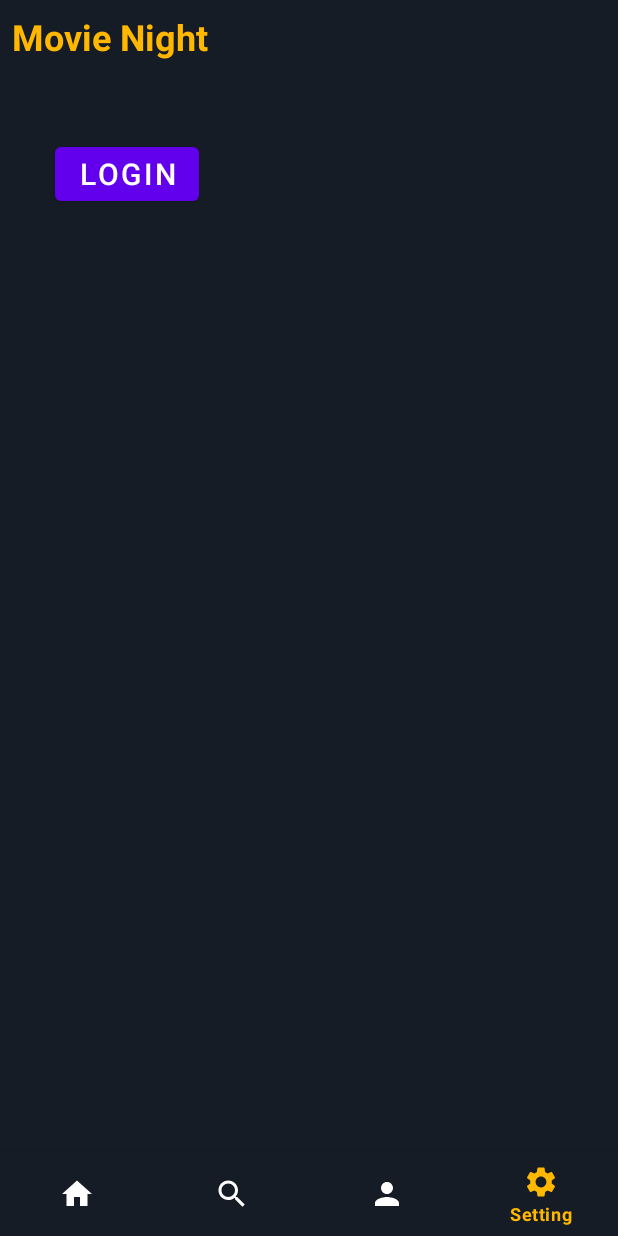
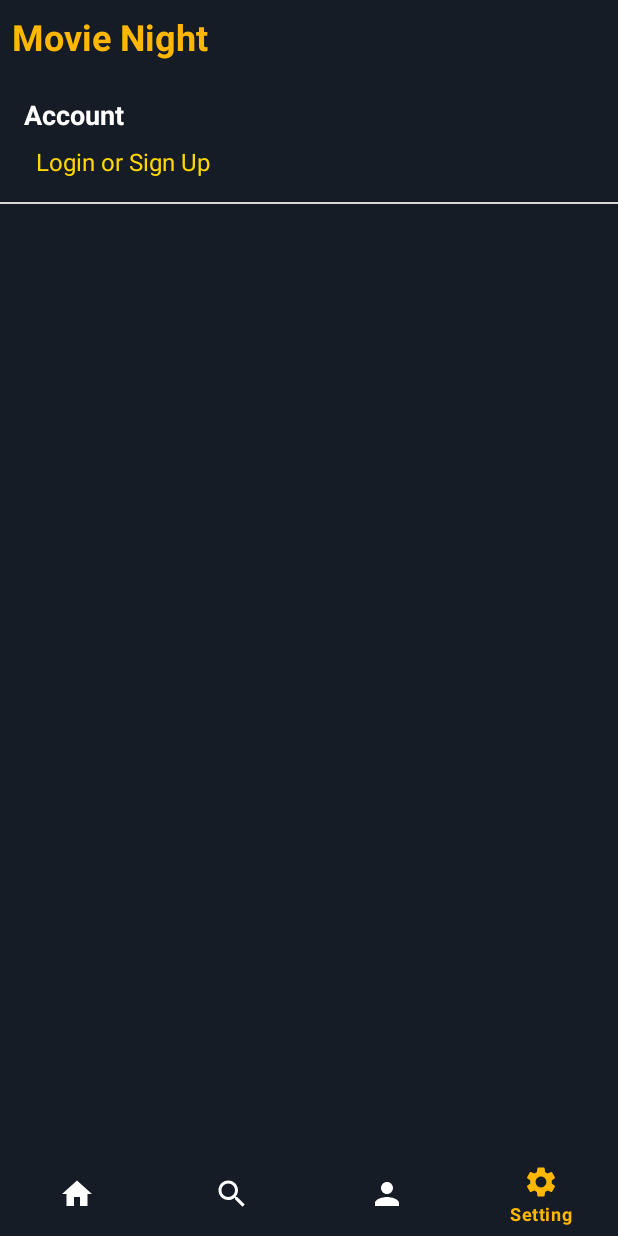
Before and after one commit to UnFameeee/Android-Movie-Application-FinalExam, an Android app: the screen it shows after launch (MainActivity), item 4 of the bottom bar chosen, on a phone screen of 412 x 824 dp. Run offline under Robolectric (Android 15) with nearby library versions, the light colour scheme and no system bars; Roboto replaces fonts that are not available here.

Commit message:
Creating UI for Setting
Creating UI for Setting

```diff
--- a/Movie-Application/app/build.gradle
+++ b/Movie-Application/app/build.gradle
@@ -44,4 +44,8 @@ dependencies {
     testImplementation 'junit:junit:4.13.2'
     androidTestImplementation 'androidx.test.ext:junit:1.1.3'
     androidTestImplementation 'androidx.test.espresso:espresso-core:3.4.0'
+
+    //glide lib
+    implementation 'com.github.bumptech.glide:glide:4.6.1'
+    annotationProcessor 'com.github.bumptech.glide:compiler:4.6.1'
 }
--- a/Movie-Application/app/src/main/AndroidManifest.xml
+++ b/Movie-Application/app/src/main/AndroidManifest.xml
@@ -9,6 +9,9 @@
         android:roundIcon="@mipmap/ic_launcher_round"
         android:supportsRtl="true"
         android:theme="@style/Theme.MovieApplication">
+        <activity
+            android:name=".ui.MovieDetailActivity"
+            android:exported="false" />
         <activity
             android:name=".ui.RegisterActivity"
             android:exported="false" />
--- a/Movie-Application/app/src/main/java/com/android/movie_application/adapters/MovieAdapter.java
+++ b/Movie-Application/app/src/main/java/com/android/movie_application/adapters/MovieAdapter.java
@@ -19,9 +19,12 @@ public class MovieAdapter extends RecyclerView.Adapter<MovieAdapter.MyViewHolder
     Context context;
     List<Movie> mData;
 
-    public MovieAdapter(Context context, List<Movie> mData) {
+    MovieItemClickListener movieItemClickListener;
+
+    public MovieAdapter(Context context, List<Movie> mData, MovieItemClickListener listener) {
         this.context = context;
         this.mData = mData;
+        this.movieItemClickListener = listener;
     }
 
     @NonNull
@@ -49,8 +52,16 @@ public class MovieAdapter extends RecyclerView.Adapter<MovieAdapter.MyViewHolder
 
         public MyViewHolder(@NonNull View itemView) {
             super(itemView);
+
             TvTitle = itemView.findViewById(R.id.movie_item_title);
             ImgMovie = itemView.findViewById(R.id.movie_item_img);
+
+            itemView.setOnClickListener(new View.OnClickListener() {
+                @Override
+                public void onClick(View view) {
+                    movieItemClickListener.onMovieClick(mData.get(getAdapterPosition()), ImgMovie);
+                }
+            });
         }
     }
 }
--- a/Movie-Application/app/src/main/java/com/android/movie_application/fragment/HomePageFragment.java
+++ b/Movie-Application/app/src/main/java/com/android/movie_application/fragment/HomePageFragment.java
@@ -1,5 +1,7 @@
 package com.android.movie_application.fragment;
 
+import android.app.ActivityOptions;
+import android.content.Intent;
 import android.os.Bundle;
 
 import androidx.fragment.app.Fragment;
@@ -10,12 +12,17 @@ import androidx.viewpager.widget.ViewPager;
 import android.view.LayoutInflater;
 import android.view.View;
 import android.view.ViewGroup;
+import android.widget.ImageView;
+import android.widget.Toast;
 
 import com.android.movie_application.R;
 import com.android.movie_application.adapters.MovieAdapter;
+import com.android.movie_application.adapters.MovieItemClickListener;
 import com.android.movie_application.adapters.SliderPagerAdapter;
 import com.android.movie_application.models.Movie;
 import com.android.movie_application.models.Slide;
+import com.android.movie_application.ui.MainActivity;
+import com.android.movie_application.ui.MovieDetailActivity;
 import com.google.android.material.tabs.TabLayout;
 
 import java.util.ArrayList;
@@ -23,7 +30,8 @@ import java.util.List;
 import java.util.Timer;
 import java.util.TimerTask;
 
-public class HomePageFragment extends Fragment {
+public class HomePageFragment extends Fragment implements MovieItemClickListener {
+
     private List<Slide> listslide;
     private ViewPager sliderpaper;
     private RecyclerView movieRV;
@@ -66,12 +74,30 @@ public class HomePageFragment extends Fragment {
         lstMovie.add(new Movie("One Punch Man", R.drawable.one_punch_man, R.drawable.one_punch_man_lofi));
         lstMovie.add(new Movie("Parasyte", R.drawable.parasyte, R.drawable.parasyte_lofi));
         lstMovie.add(new Movie("Stein Gate", R.drawable.stein_gate));
-        MovieAdapter movieAdapter = new MovieAdapter(getActivity(), lstMovie);
+        MovieAdapter movieAdapter = new MovieAdapter(getActivity(), lstMovie, HomePageFragment.this);
         movieRV.setAdapter(movieAdapter);
         movieRV.setLayoutManager(new LinearLayoutManager(getActivity(), LinearLayoutManager.HORIZONTAL, false));
         // Inflate the layout for this fragment
         return view;
     }
+
+    @Override
+    public void onMovieClick(Movie movie, ImageView movieImageView) {
+        //Here we send movie information to detail activity
+        //also we ll create the transition animation between the two activity
+
+        Intent intent = new Intent(getActivity(), MovieDetailActivity.class);
+        intent.putExtra("title", movie.getTitle());
+        intent.putExtra("imgURL", movie.getThumbnail());
+        intent.putExtra("imgCover", movie.getCoverPhoto());
+
+        ActivityOptions options = ActivityOptions.makeSceneTransitionAnimation(getActivity(), movieImageView, "sharedName");
+
+        startActivity(intent, options.toBundle());
+
+//        Toast.makeText(getActivity(), "item clicked" + movie.getTitle(), Toast.LENGTH_LONG).show();
+    }
+
 
     class SliderTimer extends TimerTask {
 
--- a/Movie-Application/app/src/main/res/layout/fragment_setting.xml
+++ b/Movie-Application/app/src/main/res/layout/fragment_setting.xml
@@ -11,18 +11,41 @@
         android:layout_width="match_parent"
         android:layout_height="match_parent">
 
-        <Button
+        <TextView
+            android:id="@+id/textView4"
+            android:layout_width="wrap_content"
+            android:layout_height="wrap_content"
+            android:layout_marginStart="16dp"
+            android:layout_marginTop="24dp"
+            android:text="@string/title_account_setting"
+            android:textColor="#FFFFFF"
+            android:textSize="18sp"
+            android:textStyle="bold"
+            app:layout_constraintStart_toStartOf="parent"
+            app:layout_constraintTop_toTopOf="parent" />
+
+        <TextView
             android:id="@+id/buttonLogin"
             android:layout_width="wrap_content"
             android:layout_height="wrap_content"
-            android:layout_marginTop="52dp"
-            android:text="LOGIN"
-            android:textSize="20dp"
-            android:textColor="@color/white"
+            android:layout_marginStart="24dp"
+            android:layout_marginTop="8dp"
+            android:text="@string/btn_account_setting"
+            android:textColor="@color/yellow_primary"
+            android:textSize="16sp"
             android:onClick="loginFromSetting"
+            app:layout_constraintStart_toStartOf="parent"
+            app:layout_constraintTop_toBottomOf="@+id/textView4" />
+
+        <View
+            android:layout_width="match_parent"
+            android:layout_height="1dp"
+            android:layout_marginTop="16dp"
+            android:background="@color/underline"
             app:layout_constraintEnd_toEndOf="parent"
-            app:layout_constraintHorizontal_bias="0.116"
             app:layout_constraintStart_toStartOf="parent"
-            app:layout_constraintTop_toTopOf="parent" />
+            app:layout_constraintTop_toBottomOf="@+id/buttonLogin" />
+
+
     </androidx.constraintlayout.widget.ConstraintLayout>
 </FrameLayout>
--- a/Movie-Application/app/src/main/res/values/colors.xml
+++ b/Movie-Application/app/src/main/res/values/colors.xml
@@ -16,4 +16,7 @@
     <color name="blue">#0E3EDA</color>
     <color name="grey">#F7F7F7</color>
     <color name="bg_button">#92A9BD</color>
+    <color name="underline">#D8D6D6</color>
+    <color name="yellow_primary">#FFD700</color>
+
 </resources>
--- a/Movie-Application/app/src/main/res/values/strings.xml
+++ b/Movie-Application/app/src/main/res/values/strings.xml
@@ -1,16 +1,31 @@
 <resources>
     <string name="app_name">finalProject</string>
+
+    <!--  Main layout  -->
     <string name="title_1">Top Originals and Exclusives</string>
-    <string name="text_checkbox"><font color='black'>I agree to the</font> <font color='blue'>Terms of Use</font> <font color='black'>and</font> <font color='blue'>Privacy Policy</font></string>
+    <string name="sample_text">Lorem ipsum dolor sit amet consectetur adipisicing elit. Libero voluptatibus nisi beatae nam eligendi, laborum tenetur ab ex quas dolorum tempore molestias non qui in commodi provident eius, natus consequuntur. Lorem ipsum dolor sit amet consectetur adipisicing elit. Unde vel, dolorum numquam repudiandae nobis eligendi consectetur suscipit dignissimos rem eveniet eius modi in sed? Voluptates itaque officia quae perspiciatis dolores!</string>
+
+    <!--  Sign Up  -->
     <string name="text_signin_account">Sign In</string>
     <string name="text_description_signin_account">Have an account?</string>
-    <string name="enter_email">Enter Email</string>
-    <string name="enter_password">Enter Password</string>
+    <string name="signup">Sign Up</string>
+
+    <!--  Sign In  -->
     <string name="login">Sign In</string>
     <string name="reset_password">Forgot Password?</string>
     <string name="donthave_account">Don\'t have an account?</string>
-    <string name="signup">Sign Up</string>
+
+    <string name="enter_email">Enter Email</string>
+    <string name="enter_password">Enter Password</string>
+
+
     <!-- TODO: Remove or change this placeholder text -->
     <string name="hello_blank_fragment">Hello blank fragment</string>
     <string name="logo_title_text">Movie Night</string>
+
+
+    <!--  Setting Fragment  -->
+    <string name="title_account_setting">Account</string>
+    <string name="btn_account_setting">Login or Sign Up</string>
+
 </resources>
--- a/Movie-Application/build.gradle
+++ b/Movie-Application/build.gradle
@@ -4,8 +4,8 @@ buildscript {
     }
 }// Top-level build file where you can add configuration options common to all sub-projects/modules.
 plugins {
-    id 'com.android.application' version '7.1.2' apply false
-    id 'com.android.library' version '7.1.2' apply false
+    id 'com.android.application' version '7.1.3' apply false
+    id 'com.android.library' version '7.1.3' apply false
 }
 
 task clean(type: Delete) {
--- a/Movie-Application/gradle.properties
+++ b/Movie-Application/gradle.properties
@@ -15,6 +15,7 @@ org.gradle.jvmargs=-Xmx2048m -Dfile.encoding=UTF-8
 # Android operating system, and which are packaged with your app"s APK
 # https://developer.android.com/topic/libraries/support-library/androidx-rn
 android.useAndroidX=true
+android.enableJetifier=true
 # Enables namespacing of each library's R class so that its R class includes only the
 # resources declared in the library itself and none from the library's dependencies,
 # thereby reducing the size of the R class for that library
```
Also changed, not shown: Movie-Application/app/src/main/java/com/android/movie_application/ui/MovieDetailActivity.java (added, +56 -0 lines), Movie-Application/app/src/main/res/layout/activity_movie_detail.xml (added, +92 -0 lines), Movie-Application/app/src/main/res/layout/fragment_search.xml (+9 -0 lines).
